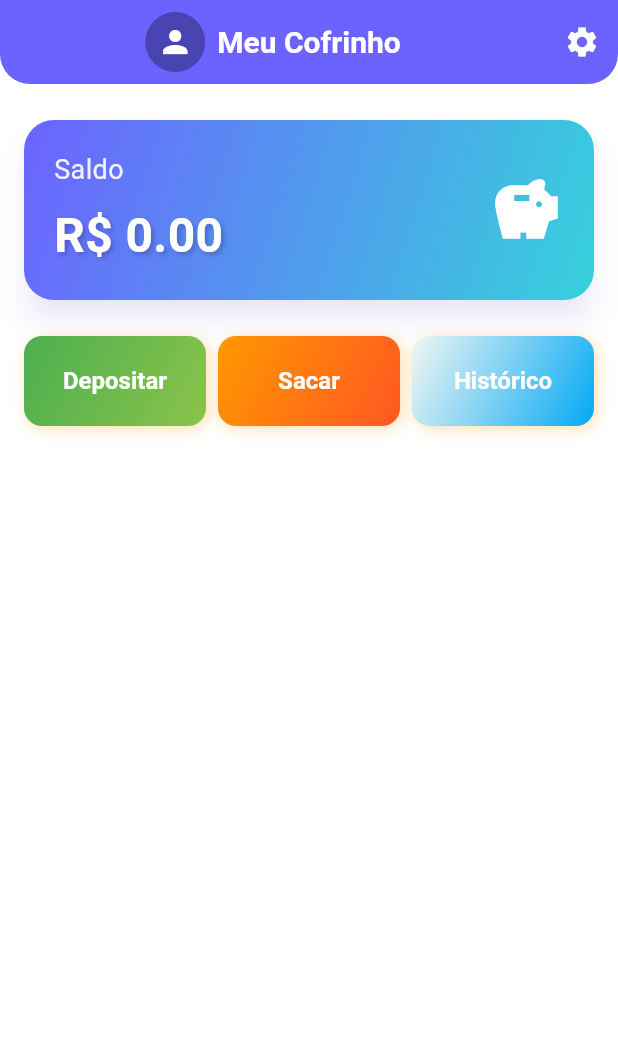
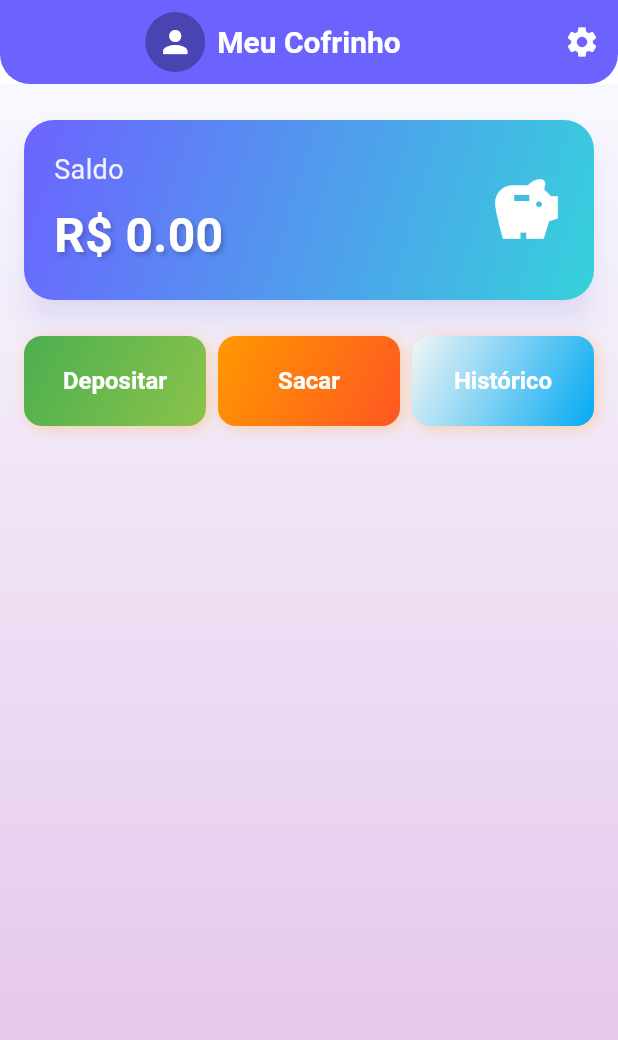
Before and after one commit to elbriga/my_kid_money, a Flutter app: the screen it shows after launch, on a phone screen of 412 x 824 dp. Shown: the top 1040 px of the screen. Run offline on Flutter 3.47's test engine with Material 3 defaults, Android fonts, the phone set to English and light mode, and no system bars; our stand-ins replace audioplayers, confetti, fl_chart, image_picker, local_auth, shared_preferences; accounts and stored records are empty.

Commit message:
highDollar

```diff
--- a/lib/theme/colors.dart
+++ b/lib/theme/colors.dart
@@ -34,6 +34,8 @@ class AppColors {
   static const Color error = Color(0xFFF44336);
   static const Color info = Color(0xFF2196F3);
 
+  static const Color highDollar = Color(0xFF2C7F30);
+
   // Chart colors
   static const List<Color> chartGradient = [
     Color(0xFF6C63FF),
@@ -64,6 +66,12 @@ class AppColors {
     end: Alignment.bottomRight,
   );
 
+  static Gradient backgroundGradient = LinearGradient(
+    colors: [Colors.purple.shade100, background],
+    begin: Alignment.bottomCenter,
+    end: Alignment.topCenter,
+  );
+
   static Gradient secondaryGradient = LinearGradient(
     colors: [secondary, deposit],
     begin: Alignment.topLeft,
--- a/lib/widgets/transaction_tile.dart
+++ b/lib/widgets/transaction_tile.dart
@@ -26,7 +26,7 @@ class TransactionTile extends StatelessWidget {
         if (amount < 100) return AppColors.deposit.withAlpha(179);
         if (amount < 600) return AppColors.deposit;
         if (amount < 700) return AppColors.success;
-        return AppColors.secondary;
+        return AppColors.highDollar;
       } else {
         // Use gradient of oranges/reds based on amount
         final amount = t.value.abs();
```
